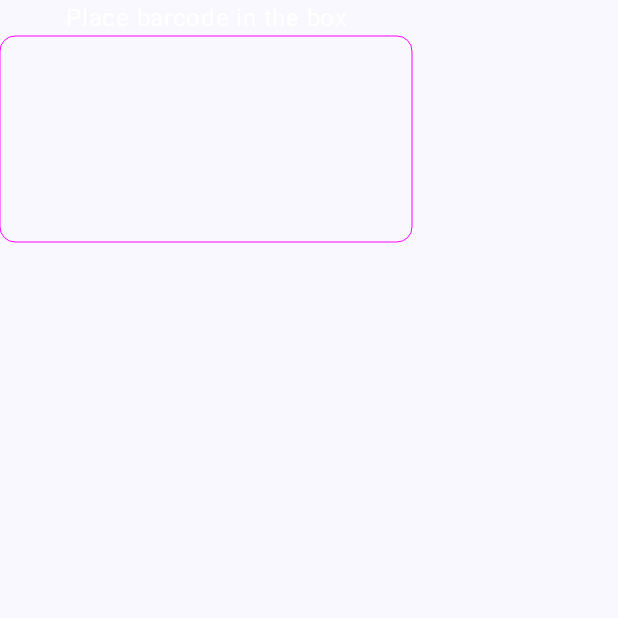
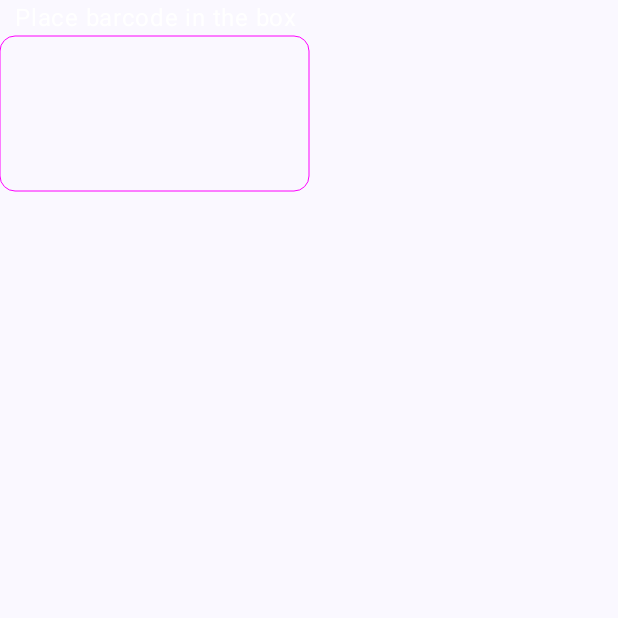
Before and after one commit to klosik007/CodeScanner, an Android app built with Jetpack Compose: the composable BarcodeBox shown on its own in the app's theme, on a phone screen of 412 x 824 dp, the top half of it. Run offline under Robolectric (Android 15) with nearby library versions, the phone set to English and light mode, and no system bars; libraries missing offline, so code that uses them is left out: androidx.camera.core, androidx.camera.lifecycle, androidx.camera.view; 6 statements that could not run were skipped.

Commit message:
Screen properties from external object
Barcode box ratio changed due to different screen properties

```diff
--- a/app/src/main/java/com/pklos/codescanner/MainActivity.kt
+++ b/app/src/main/java/com/pklos/codescanner/MainActivity.kt
@@ -3,13 +3,10 @@ package com.pklos.codescanner
 import android.os.Bundle
 import androidx.activity.ComponentActivity
 import androidx.activity.compose.setContent
-import androidx.camera.mlkit.vision.MlKitAnalyzer
 import androidx.compose.foundation.layout.fillMaxSize
 import androidx.compose.material3.MaterialTheme
 import androidx.compose.material3.Surface
 import androidx.compose.ui.Modifier
-import androidx.core.content.ContextCompat
-import com.pklos.codescanner.camera.CameraAssistant
 import com.pklos.codescanner.ui.dashboard.Home
 import com.pklos.codescanner.ui.theme.CodeScannerTheme
 
--- a/app/src/main/java/com/pklos/codescanner/ui/dashboard/HomeView.kt
+++ b/app/src/main/java/com/pklos/codescanner/ui/dashboard/HomeView.kt
@@ -40,7 +40,6 @@ import androidx.compose.ui.ExperimentalComposeUiApi
 import androidx.compose.ui.geometry.CornerRadius
 import androidx.compose.ui.geometry.Offset
 import androidx.compose.ui.graphics.drawscope.Stroke
-import androidx.compose.ui.platform.LocalConfiguration
 import androidx.compose.ui.text.style.TextAlign
 import androidx.compose.ui.unit.dp
 import androidx.core.content.ContextCompat
@@ -49,8 +48,8 @@ import com.google.accompanist.permissions.PermissionState
 import com.google.accompanist.permissions.isGranted
 import com.google.accompanist.permissions.rememberPermissionState
 import com.google.accompanist.permissions.shouldShowRationale
-import com.pklos.codescanner.camera.CameraAssistant
 import com.pklos.codescanner.ml.BarcodeScanner
+import com.pklos.codescanner.utils.Screen
 import java.util.concurrent.ExecutorService
 import java.util.concurrent.Executors
 
@@ -150,8 +149,8 @@ fun CameraPreviewScreen() {
 
 @Composable
 fun BarcodeBox() {
-    val boxWidth = (LocalConfiguration.current.screenWidthDp / 1.5).dp
-    val boxHeight = (LocalConfiguration.current.screenHeightDp / 6).dp
+    val boxWidth = (Screen.width / 3).dp
+    val boxHeight = (Screen.height / 12).dp
 
     Column(verticalArrangement = Arrangement.Center,
         horizontalAlignment = Alignment.CenterHorizontally)
--- /dev/null
+++ b/app/src/main/java/com/pklos/codescanner/utils/Screen.kt
@@ -0,0 +1,8 @@
+package com.pklos.codescanner.utils
+
+import android.content.res.Resources
+
+object Screen {
+    val width = Resources.getSystem().displayMetrics.widthPixels
+    val height = Resources.getSystem().displayMetrics.heightPixels
+}
```
